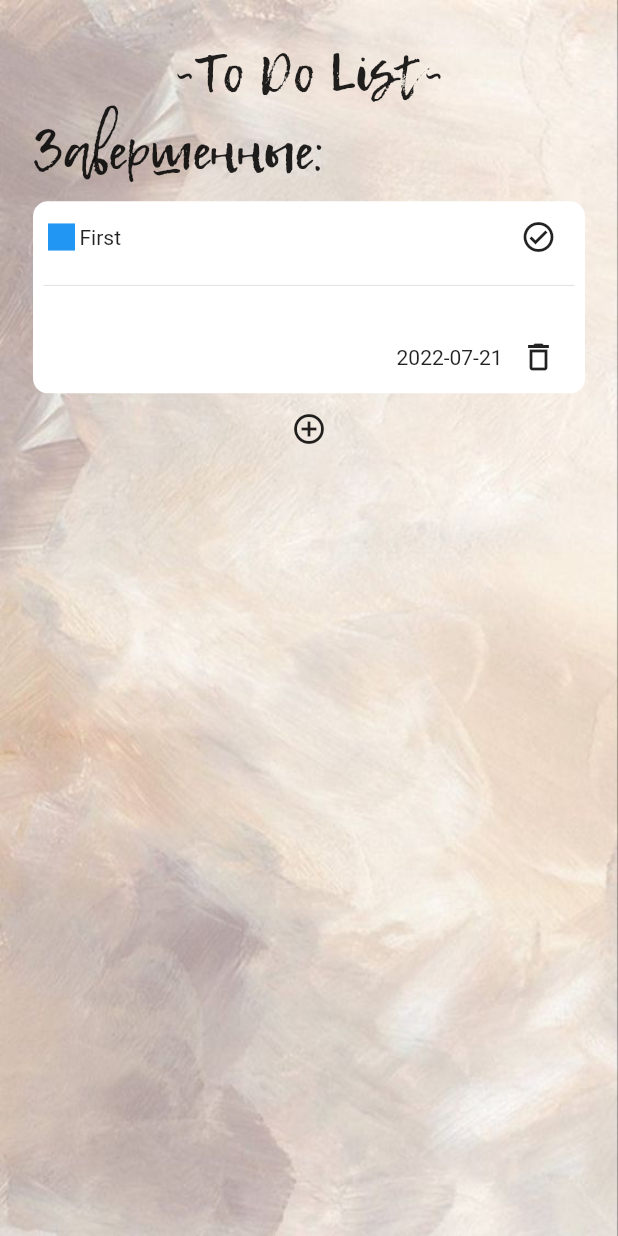
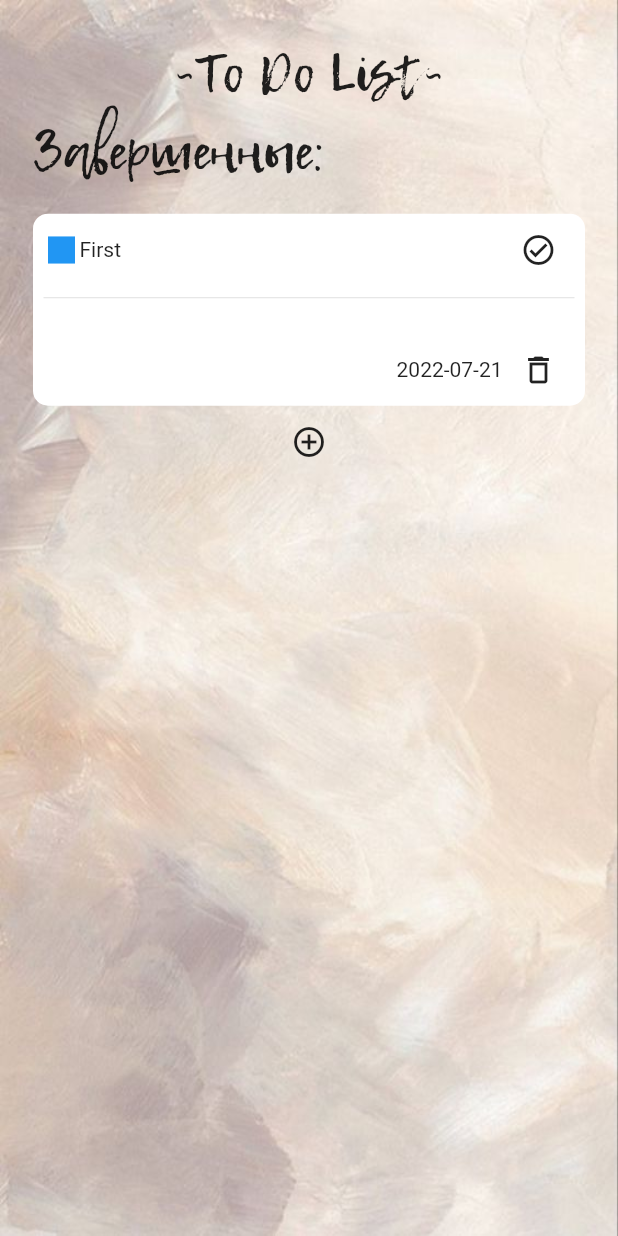
Before and after one commit to Stuzja/todo_list, a Flutter app: the screen it shows after launch, after a tap on the "circle" icon, on a phone screen of 412 x 824 dp. Run offline on Flutter 3.47's test engine with Material 2 defaults, Android fonts, the phone set to English and light mode, and no system bars.

Commit message:
Добавлена совместная сортировка и по дате и приоритету

```diff
--- a/lib/widgets/dialogs/deletenote_dialog.dart
+++ b/lib/widgets/dialogs/deletenote_dialog.dart
@@ -1,6 +1,5 @@
 import 'package:flutter/material.dart';
 import '../functions.dart';
-
 
 class DeleteNoteDialog extends StatefulWidget {
   final int id;
--- a/lib/widgets/dialogs/editnote_dialog.dart
+++ b/lib/widgets/dialogs/editnote_dialog.dart
@@ -102,8 +102,8 @@ class EditNoteDialogState extends State<EditNoteDialog> {
         ElevatedButton(
           child: const Text('Подтвердить'),
           onPressed: () {
-            widget.refreshFunc(() =>
-                editNote(widget.id, widget.title, widget.text, widget.date, widget.priority));
+            widget.refreshFunc(() => editNote(widget.id, widget.title,
+                widget.text, widget.date, widget.priority));
             Navigator.pop(context);
           },
         ),
--- a/lib/widgets/functions.dart
+++ b/lib/widgets/functions.dart
@@ -8,8 +8,7 @@ addNote(String title, String text, DateTime date, Priority priority) {
       completed: false,
       id: count + 1,
       date: date,
-    priority: priority
-  ));
+      priority: priority));
   count++;
 }
 
--- a/lib/widgets/note_widget.dart
+++ b/lib/widgets/note_widget.dart
@@ -28,17 +28,17 @@ class NoteWidgetState extends State<NoteWidget> {
           Row(
             children: [
               if (widget.note.priority == Priority.low)
-                Icon(
+                const Icon(
                   Icons.square,
                   color: Colors.yellow,
                 ),
               if (widget.note.priority == Priority.medium)
-                Icon(
+                const Icon(
                   Icons.square,
                   color: Colors.blue,
                 ),
               if (widget.note.priority == Priority.high)
-                Icon(
+                const Icon(
                   Icons.square,
                   color: Colors.red,
                 ),
--- a/lib/widgets/notes_widget.dart
+++ b/lib/widgets/notes_widget.dart
@@ -15,12 +15,8 @@ class NotesWidgetState extends State<NotesWidget> {
   refresh(void Function() func) {
     setState(() {
       func();
-      listWaiting.sort(
-        (a, b) => a.date.compareTo(b.date),
-      );
-      listReady.sort(
-        (a, b) => a.date.compareTo(b.date),
-      );
+      listWaiting.sort();
+      listReady.sort();
     });
   }
 
@@ -45,10 +41,13 @@ class NotesWidgetState extends State<NotesWidget> {
                       style: Theme.of(context).textTheme.headline1,
                     ),
                     Wrap(
-                      runSpacing: MediaQuery.of(context).size.height * 0.01,
+                      runSpacing: MediaQuery.of(context).size.height * 0.02,
                       children: [
                         for (var arr in listDivider(listWaiting))
-                          Column(children: [
+                          Wrap(
+                              runSpacing:
+                                  MediaQuery.of(context).size.height * 0.02,
+                              children: [
                                 Align(
                                     alignment: Alignment.centerLeft,
                                     child: Text(
```
Also changed, not shown: lib/widgets/list_notes.dart (+7 -1 lines), lib/widgets/note.dart (+17 -1 lines). Lines whose indentation alone changed are shown as unchanged.
